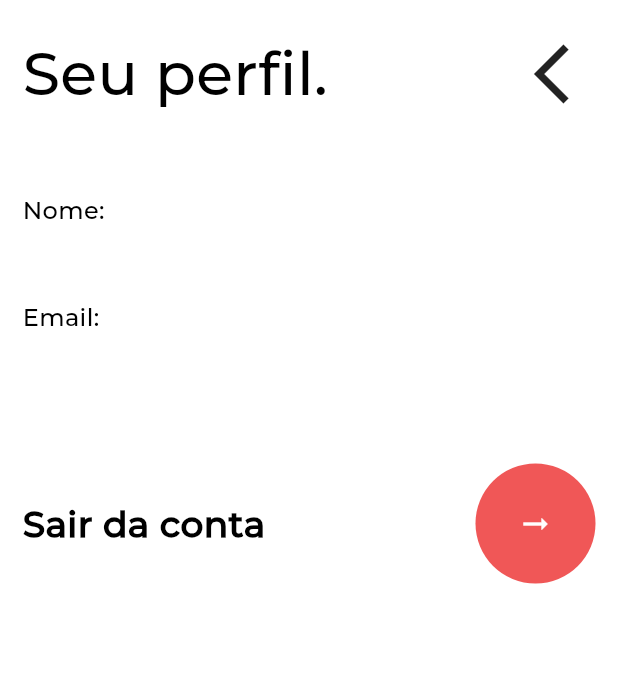
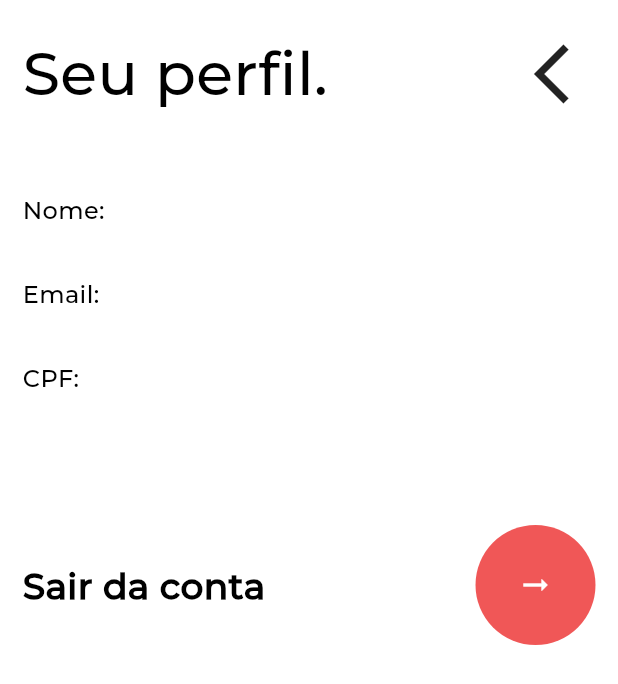
Before and after one commit to mmessiasdev/Benefeer, a Flutter app: the AccountScreen widget shown alone on an empty page, opened directly, on a phone screen of 412 x 824 dp. Shown: the top 684 px of the screen. Run offline on Flutter 3.47's test engine with Material 3 defaults, Android fonts, the phone set to English and light mode, and no system bars; our stand-ins replace firebase_core, flutter_dotenv, flutter_easyloading, flutter_secure_storage, flutter_snake_navigationbar, flutter_svg and 3 more; missing offline and left inert: qr_code_scanner; accounts and stored records are empty; network calls fail; project files that could hold a hidden picture were left out.

Commit message:
Last review release version - V 0.14

```diff
--- a/front/fluttercode/lib/view/account/account.dart
+++ b/front/fluttercode/lib/view/account/account.dart
@@ -22,7 +22,8 @@ class AccountScreen extends StatefulWidget {
 
 class _AccountScreenState extends State<AccountScreen> {
   var email;
-  var lname;
+  var fullname;
+  var cpf;
   var id;
   var token;
 
@@ -34,11 +35,15 @@ class _AccountScreenState extends State<AccountScreen> {
 
   void getString() async {
     var strEmail = await LocalAuthService().getEmail("email");
+    var strFullname = await LocalAuthService().getFullName("fullname");
+    var strCpf = await LocalAuthService().getCpf("cpf");
     var strId = await LocalAuthService().getId("id");
     var strToken = await LocalAuthService().getSecureToken("token");
 
     setState(() {
       email = strEmail.toString();
+      fullname = strFullname.toString();
+      cpf = strCpf.toString();
       id = strId.toString();
       token = strToken.toString();
     });
@@ -47,7 +52,6 @@ class _AccountScreenState extends State<AccountScreen> {
   @override
   Widget build(BuildContext context) {
     print(token);
-
     return Container(
       color: lightColor,
       child: Padding(
@@ -60,11 +64,16 @@ class _AccountScreenState extends State<AccountScreen> {
             ),
             Column(
               children: [
-                InfoText(title: "Nome:", stitle: lname == "null" ? "" : lname),
+                InfoText(
+                    title: "Nome:", stitle: fullname == "null" ? "" : fullname),
                 SizedBox(
-                  height: 35,
+                  height: 20,
                 ),
                 InfoText(title: "Email:", stitle: email == "null" ? "" : email),
+                SizedBox(
+                  height: 20,
+                ),
+                InfoText(title: "CPF:", stitle: cpf == "null" ? "" : cpf),
                 SizedBox(
                   height: 70,
                 ),
@@ -72,7 +81,7 @@ class _AccountScreenState extends State<AccountScreen> {
                   title: email == "null" ? "Entrar na conta" : "Sair da conta",
                   onClick: () {
                     if (token != "null") {
-                      // authController.signOut();
+                      authController.signOut();
                       Navigator.pop(
                         context,
                         MaterialPageRoute(
```
Also changed, not shown: front/fluttercode/lib/view/home/homepage.dart (+79 -6 lines), 1 other file.
